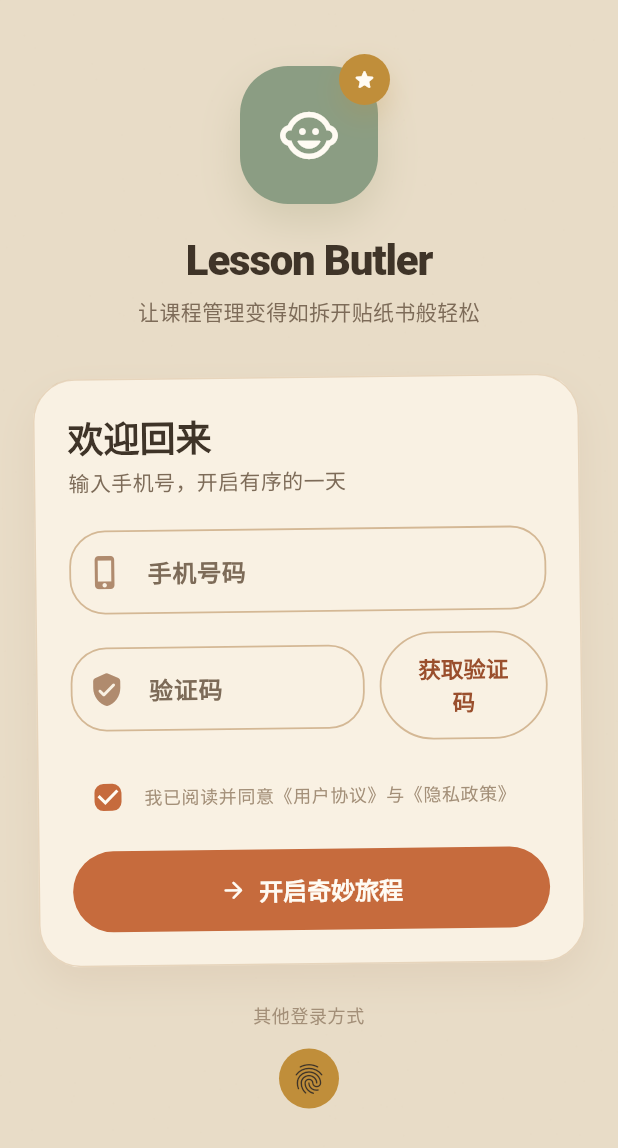
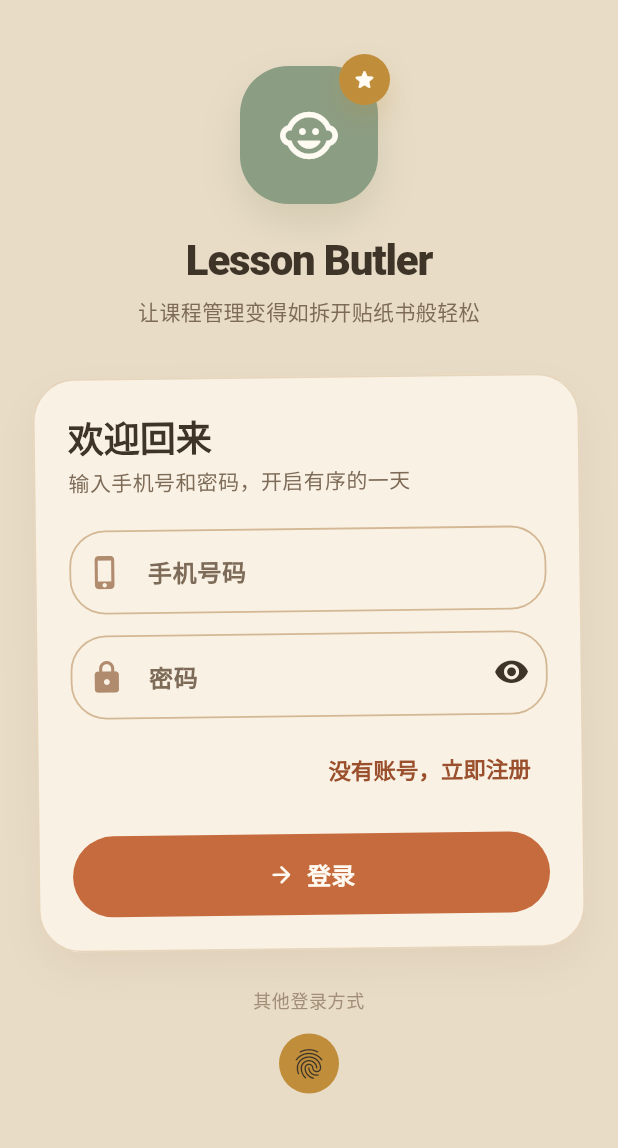
Before and after one commit to 1192979260/shike_guanjia_pwa, a Flutter app: the screen it shows after launch, on a phone screen of 412 x 824 dp. Shown: the top 1148 px of the screen. Run offline on Flutter 3.47's test engine with Material 3 defaults, Android fonts, the phone set to English and light mode, and no system bars; our stand-ins replace csv, dio, flutter_local_notifications, get_it, shared_preferences, sqflite and 1 more; accounts and stored records are empty; Roboto replaces fonts that are missing (Epilogue).

Commit message:
feat: change auth to phone+password login, remove verification code

```diff
--- a/lib/screens/login/login_screen.dart
+++ b/lib/screens/login/login_screen.dart
@@ -1,7 +1,7 @@
-import 'dart:async';
 import 'package:flutter/material.dart';
 import 'package:provider/provider.dart';
 import '../../providers/auth_provider.dart';
+import '../../services/http/api_client.dart';
 import '../../themes/app_theme.dart';
 import '../../widgets/design/sticker_widgets.dart';
 import '../home/home_screen.dart';
@@ -17,62 +17,72 @@ class LoginScreen extends StatefulWidget {
 class _LoginScreenState extends State<LoginScreen> {
   final _formKey = GlobalKey<FormState>();
   final _phoneCtrl = TextEditingController();
-  final _codeCtrl = TextEditingController();
-  Timer? _timer;
-  int _countdown = 0;
+  final _passwordCtrl = TextEditingController();
+  final _confirmPasswordCtrl = TextEditingController();
   bool _agreed = true;
+  bool _isRegistering = false;
+  bool _obscurePassword = true;
+  bool _obscureConfirmPassword = true;
 
   @override
   void dispose() {
-    _timer?.cancel();
     _phoneCtrl.dispose();
-    _codeCtrl.dispose();
+    _passwordCtrl.dispose();
+    _confirmPasswordCtrl.dispose();
     super.dispose();
   }
 
-  Future<void> _sendCode() async {
-    final phone = _phoneCtrl.text.trim();
-    if (phone.length != 11) {
-      _showMessage('请输入正确的手机号');
-      return;
-    }
-    await context.read<AuthProvider>().sendVerificationCode(phone);
-    setState(() => _countdown = 60);
-    _timer?.cancel();
-    _timer = Timer.periodic(const Duration(seconds: 1), (timer) {
-      if (!mounted) return;
-      setState(() => _countdown--);
-      if (_countdown <= 0) timer.cancel();
-    });
-    _showMessage('验证码已发送，模拟环境任意 6 位数字可登录');
-  }
-
-  Future<void> _login() async {
+  Future<void> _submit() async {
     if (!_formKey.currentState!.validate()) return;
     if (!_agreed) {
       _showMessage('请先阅读并同意用户协议和隐私政策');
       return;
     }
-    final success = await context.read<AuthProvider>().login(
-      _phoneCtrl.text.trim(),
-      _codeCtrl.text.trim(),
-    );
+    try {
+      final auth = context.read<AuthProvider>();
+      final phone = _phoneCtrl.text.trim();
+      final password = _passwordCtrl.text;
+      final success = _isRegistering
+          ? await auth.register(phone, password)
+          : await auth.login(phone, password);
       if (!mounted) return;
       if (success) {
         Navigator.of(context).pushReplacement(
           MaterialPageRoute(
-          builder: (_) => context.read<AuthProvider>().onboardingDone
+            builder: (_) => auth.onboardingDone
                 ? const HomeScreen()
                 : const OnboardingScreen(),
           ),
         );
       } else {
-      _showMessage('验证码错误，请重新输入');
+        _showMessage(_isRegistering ? '注册失败，请检查手机号或密码' : '手机号或密码错误');
+      }
+    } on ApiException catch (error) {
+      if (!mounted) return;
+      _showMessage(_messageForApiError(error));
     }
   }
 
   void _showMessage(String text) {
     ScaffoldMessenger.of(context).showSnackBar(SnackBar(content: Text(text)));
+  }
+
+  String _messageForApiError(ApiException error) {
+    if (error.code == 'UNAUTHORIZED') return '手机号或密码错误';
+    if (error.code == 'BAD_REQUEST' && _isRegistering) {
+      return error.message == 'Phone already registered'
+          ? '该手机号已注册'
+          : '请检查手机号或密码';
+    }
+    return error.message;
+  }
+
+  void _toggleMode() {
+    setState(() {
+      _isRegistering = !_isRegistering;
+      _confirmPasswordCtrl.clear();
+      _formKey.currentState?.reset();
+    });
   }
 
   @override
@@ -144,9 +154,15 @@ class _LoginScreenState extends State<LoginScreen> {
                   child: Column(
                     crossAxisAlignment: CrossAxisAlignment.stretch,
                     children: [
-                      Text('欢迎回来', style: theme.textTheme.titleLarge),
+                      Text(
+                        _isRegistering ? '创建账号' : '欢迎回来',
+                        style: theme.textTheme.titleLarge,
+                      ),
                       const SizedBox(height: 6),
-                      Text('输入手机号，开启有序的一天', style: theme.textTheme.bodyMedium),
+                      Text(
+                        _isRegistering ? '用手机号和密码创建你的家庭账号' : '输入手机号和密码，开启有序的一天',
+                        style: theme.textTheme.bodyMedium,
+                      ),
                       const SizedBox(height: 22),
                       TextFormField(
                         controller: _phoneCtrl,
@@ -164,40 +180,86 @@ class _LoginScreenState extends State<LoginScreen> {
                             : null,
                       ),
                       const SizedBox(height: 14),
-                      Row(
-                        children: [
-                          Expanded(
-                            child: TextFormField(
-                              controller: _codeCtrl,
-                              keyboardType: TextInputType.number,
-                              maxLength: 6,
-                              decoration: const InputDecoration(
-                                labelText: '验证码',
-                                hintText: '6 位数字',
-                                prefixIcon: Icon(Icons.verified_user_rounded),
-                                counterText: '',
+                      TextFormField(
+                        controller: _passwordCtrl,
+                        obscureText: _obscurePassword,
+                        textInputAction: _isRegistering
+                            ? TextInputAction.next
+                            : TextInputAction.done,
+                        decoration: InputDecoration(
+                          labelText: '密码',
+                          hintText: '至少 6 位',
+                          prefixIcon: const Icon(Icons.lock_rounded),
+                          suffixIcon: IconButton(
+                            tooltip: _obscurePassword ? '显示密码' : '隐藏密码',
+                            onPressed: () => setState(
+                              () => _obscurePassword = !_obscurePassword,
                             ),
-                              validator: (value) =>
-                                  value == null || value.trim().length != 6
-                                  ? '请输入验证码'
-                                  : null,
-                            ),
-                          ),
-                          const SizedBox(width: 10),
-                          SizedBox(
-                            width: 112,
-                            child: OutlinedButton(
-                              onPressed: _countdown > 0 ? null : _sendCode,
-                              child: Text(
-                                _countdown > 0 ? '${_countdown}s' : '获取验证码',
-                                textAlign: TextAlign.center,
+                            icon: Icon(
+                              _obscurePassword
+                                  ? Icons.visibility_rounded
+                                  : Icons.visibility_off_rounded,
                             ),
                           ),
                         ),
-                        ],
+                        validator: (value) => value == null || value.length < 6
+                            ? '请输入至少 6 位密码'
+                            : null,
+                      ),
+                      AnimatedSwitcher(
+                        duration: const Duration(milliseconds: 180),
+                        child: _isRegistering
+                            ? Padding(
+                                key: const ValueKey('confirm-password'),
+                                padding: const EdgeInsets.only(top: 14),
+                                child: TextFormField(
+                                  controller: _confirmPasswordCtrl,
+                                  obscureText: _obscureConfirmPassword,
+                                  textInputAction: TextInputAction.done,
+                                  decoration: InputDecoration(
+                                    labelText: '确认密码',
+                                    hintText: '再次输入密码',
+                                    prefixIcon: const Icon(
+                                      Icons.lock_outline_rounded,
+                                    ),
+                                    suffixIcon: IconButton(
+                                      tooltip: _obscureConfirmPassword
+                                          ? '显示密码'
+                                          : '隐藏密码',
+                                      onPressed: () => setState(
+                                        () => _obscureConfirmPassword =
+                                            !_obscureConfirmPassword,
+                                      ),
+                                      icon: Icon(
+                                        _obscureConfirmPassword
+                                            ? Icons.visibility_rounded
+                                            : Icons.visibility_off_rounded,
+                                      ),
+                                    ),
+                                  ),
+                                  validator: (value) =>
+                                      value != _passwordCtrl.text
+                                      ? '两次输入的密码不一致'
+                                      : null,
+                                ),
+                              )
+                            : const SizedBox.shrink(),
                       ),
                       const SizedBox(height: 12),
-                      Row(
+                      Align(
+                        alignment: Alignment.centerRight,
+                        child: TextButton(
+                          onPressed: auth.isLoading ? null : _toggleMode,
+                          child: Text(
+                            _isRegistering ? '已有账号，去登录' : '没有账号，立即注册',
+                          ),
+                        ),
+                      ),
+                      AnimatedSwitcher(
+                        duration: const Duration(milliseconds: 180),
+                        child: _isRegistering
+                            ? Row(
+                                key: const ValueKey('agreement'),
                                 crossAxisAlignment: CrossAxisAlignment.center,
                                 children: [
                                   Checkbox(
@@ -206,8 +268,9 @@ class _LoginScreenState extends State<LoginScreen> {
                                     shape: RoundedRectangleBorder(
                                       borderRadius: BorderRadius.circular(6),
                                     ),
-                            onChanged: (value) =>
-                                setState(() => _agreed = value ?? false),
+                                    onChanged: (value) => setState(
+                                      () => _agreed = value ?? false,
+                                    ),
                                   ),
                                   Expanded(
                                     child: Text(
@@ -216,10 +279,12 @@ class _LoginScreenState extends State<LoginScreen> {
                                     ),
                                   ),
                                 ],
+                              )
+                            : const SizedBox.shrink(),
                       ),
-                      const SizedBox(height: 12),
+                      SizedBox(height: _isRegistering ? 12 : 18),
                       ElevatedButton.icon(
-                        onPressed: auth.isLoading ? null : _login,
+                        onPressed: auth.isLoading ? null : _submit,
                         icon: auth.isLoading
                             ? const SizedBox(
                                 width: 18,
@@ -228,8 +293,12 @@ class _LoginScreenState extends State<LoginScreen> {
                                   strokeWidth: 2,
                                 ),
                               )
-                            : const Icon(Icons.arrow_forward_rounded),
-                        label: const Text('开启奇妙旅程'),
+                            : Icon(
+                                _isRegistering
+                                    ? Icons.person_add_alt_1_rounded
+                                    : Icons.arrow_forward_rounded,
+                              ),
+                        label: Text(_isRegistering ? '注册并进入' : '登录'),
                       ),
                     ],
                   ),
```
Also changed, not shown: lib/providers/auth_provider.dart (+19 -9 lines), lib/services/auth_service.dart (+4 -4 lines), lib/services/http/http_backend_service.dart (+11 -7 lines), lib/services/mock/mock_auth_service.dart (+22 -50 lines). Lines whose indentation alone changed are shown as unchanged.
